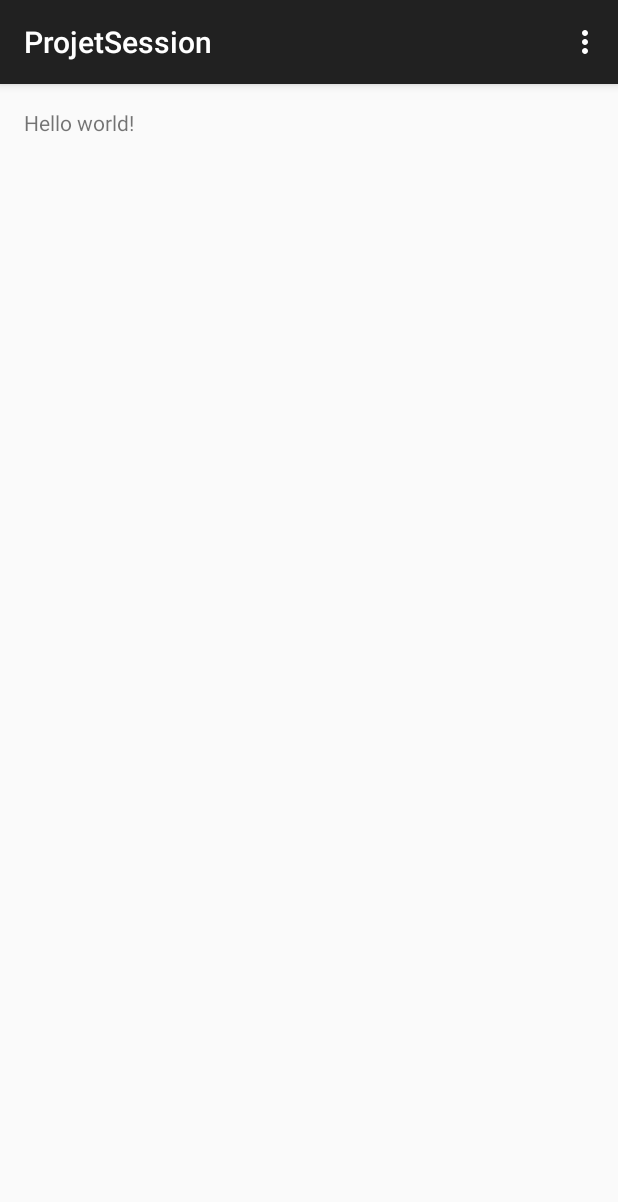
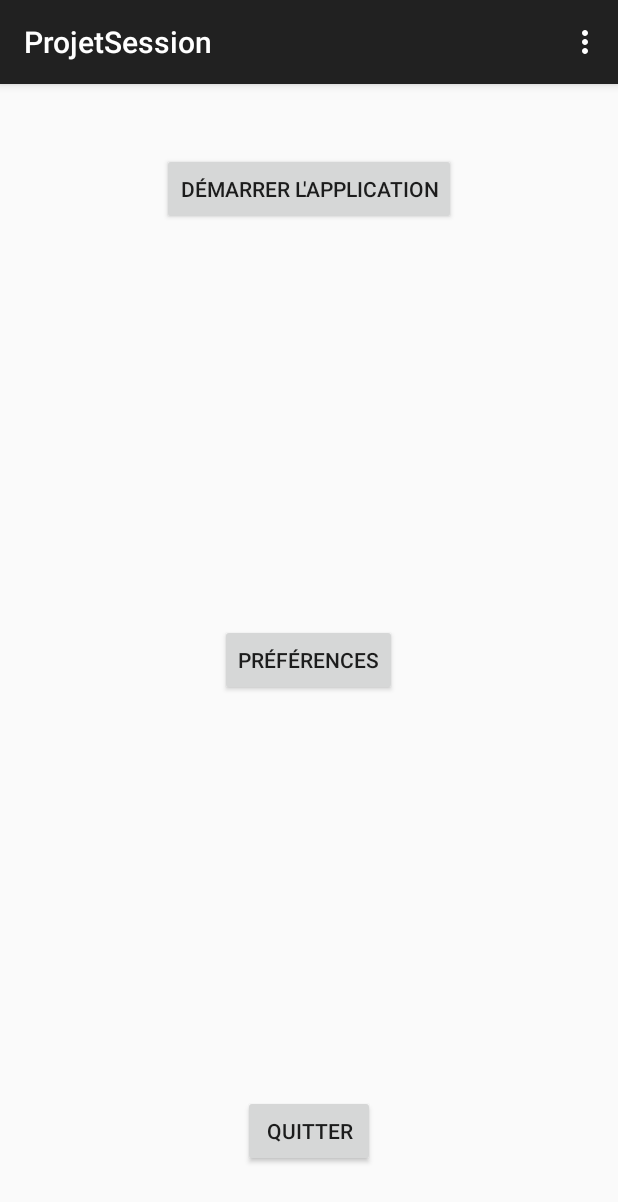
Before and after one commit to Hypnoric/ProjetSession, an Android app: the screen it shows after launch (MainActivity), on a phone screen of 412 x 824 dp. Shown: the top 1202 px of the screen. Run offline under Robolectric (Android 15) with nearby library versions, the phone set to English and light mode, and no system bars.

Commit message:
Frechette : main menu and preference interface

```diff
--- a/app/src/main/res/layout/activity_main.xml
+++ b/app/src/main/res/layout/activity_main.xml
@@ -5,7 +5,35 @@
     android:paddingTop="@dimen/activity_vertical_margin"
     android:paddingBottom="@dimen/activity_vertical_margin" tools:context=".MainActivity">
 
-    <TextView android:text="@string/hello_world" android:layout_width="wrap_content"
-        android:layout_height="wrap_content" />
+    <FrameLayout
+        android:layout_width="fill_parent"
+        android:layout_height="fill_parent"
+        android:layout_alignParentBottom="true"
+        android:layout_alignParentLeft="true"
+        android:layout_alignParentStart="true">
+
+        <Button
+            android:layout_width="wrap_content"
+            android:layout_height="wrap_content"
+            android:text="Démarrer l&apos;application"
+            android:id="@+id/buttonStart"
+            android:layout_gravity="center_horizontal|top"
+            android:layout_marginTop="30dp" />
+
+        <Button
+            android:layout_width="wrap_content"
+            android:layout_height="wrap_content"
+            android:text="Préférences"
+            android:id="@+id/buttonPref"
+            android:layout_gravity="center" />
+
+        <Button
+            android:layout_width="wrap_content"
+            android:layout_height="wrap_content"
+            android:text="Quitter"
+            android:id="@+id/buttonQuitter"
+            android:layout_gravity="center_horizontal|bottom"
+            android:layout_marginBottom="30dp" />
+    </FrameLayout>
 
 </RelativeLayout>
```
Also changed, not shown: app/src/main/java/hypnoric/projetsession/PreferenceActivity.java (added, +7 -0 lines), app/src/main/res/layout/activity_preference.xml (added, +126 -0 lines), 1 other file.
